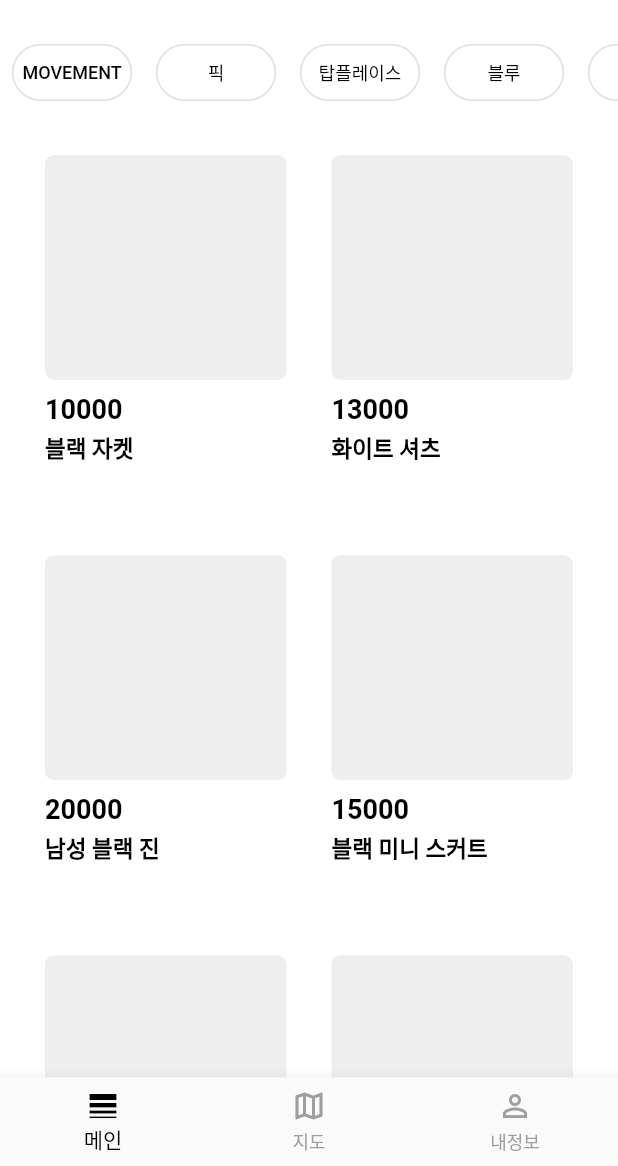
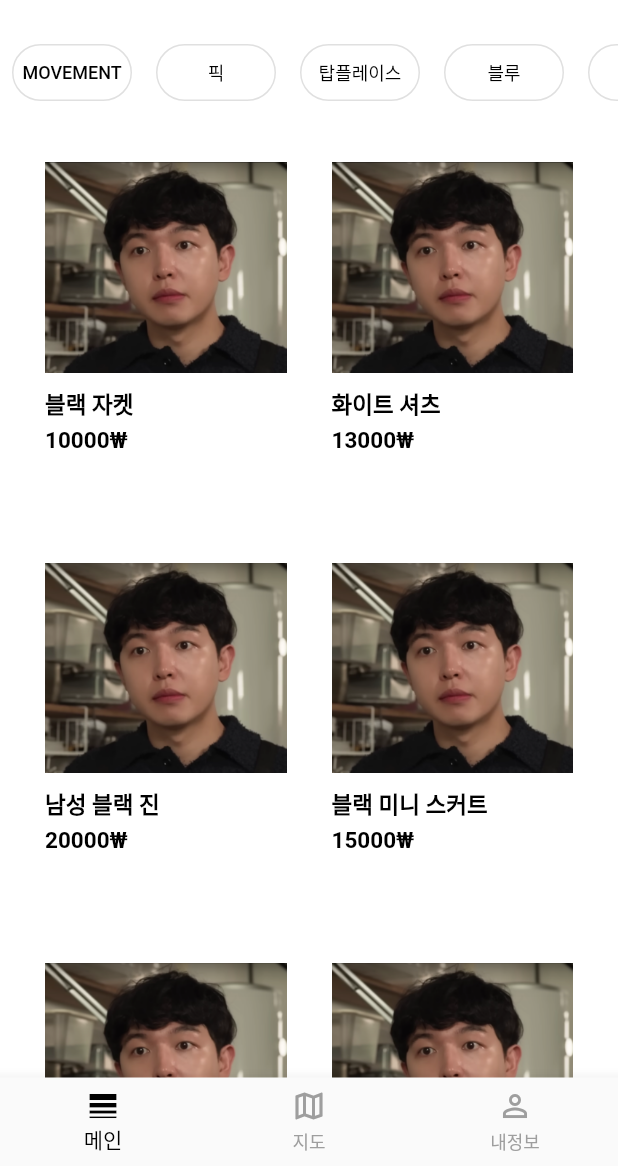
Before and after one commit to TypiDoyun/stac-offline, a Flutter app: the screen it shows after launch, on a phone screen of 412 x 824 dp, the part 70-1236 px from its top. Run offline on Flutter 3.47's test engine with Material 2 defaults, Android fonts, the light colour scheme and no system bars; our stand-ins replace image_picker.

Commit message:
Feat: 메인 리스트 아이템 위젯 생성

```diff
--- /dev/null
+++ b/lib/MainListItem.dart
@@ -0,0 +1,58 @@
+
+
+import 'package:flutter/cupertino.dart';
+import 'package:flutter/material.dart';
+
+class MainItemList extends StatelessWidget {
+  final String clothes_name;
+  final int clothes_price;
+  final Image clothes_images;
+
+  const MainItemList(
+      {Key? key, required this.clothes_name, required this.clothes_price, required this.clothes_images, })
+      : super(key: key);
+
+  @override
+  Widget build(BuildContext context) {
+    return ElevatedButton(
+      onPressed: () {},
+      style: ElevatedButton.styleFrom(
+        padding: EdgeInsets.zero,
+        backgroundColor: Colors.black.withOpacity(0),
+        shadowColor: Colors.white.withOpacity(0),
+      ),
+      child: Column(
+        children: [
+          Container(height: 150, width: 300,
+            child: clothes_images,
+            ),
+          const SizedBox(height: 5,),
+          Align(
+            alignment: const FractionalOffset(0,0),
+            child: Column(
+              crossAxisAlignment: CrossAxisAlignment.start,
+              children: [
+                Text(clothes_name,
+                  style: const TextStyle(
+                      fontSize: 15,
+                      color: Colors.black,
+                      fontWeight: FontWeight.w700
+                  ),
+                ),
+                const SizedBox(height: 4,),
+                Text("$clothes_price₩",
+                  maxLines: 2,
+                  overflow: TextOverflow.ellipsis,
+                  style: const TextStyle(
+                    color: Colors.black,
+                    fontWeight: FontWeight.w700,
+                    fontSize: 15,
+                  ),
+                ),
+              ],
+            ),
+          ),
+        ],
+      ));
+  }
+}
--- a/lib/MainPage.dart
+++ b/lib/MainPage.dart
@@ -1,5 +1,6 @@
 import 'package:flutter/material.dart';
-import 'package:offline/Widgets/SearchBar.dart';
+import 'package:offline/MainListItem.dart';
+
 
 class MainPage extends StatefulWidget {
   const MainPage({super.key});
@@ -21,14 +22,14 @@ class MainPageState extends State<MainPage> {
     "TOMATH 블랙 반팔티",
 ];
   var item_priceList = [
-    "10000",
-    "13000",
-    "20000",
-    "15000",
-    "30000",
-    "20000",
-    "30000",
-    "20000",
+    10000,
+    13000,
+    20000,
+    15000,
+    30000,
+    20000,
+    30000,
+    20000,
   ];
 
   @override
@@ -64,50 +65,7 @@ class MainPageState extends State<MainPage> {
                 ),
                 delegate: SliverChildBuilderDelegate(
                       (BuildContext context, int index) {
-                    return ElevatedButton(
-                      onPressed: () {},
-                      style: ElevatedButton.styleFrom(
-                        padding: EdgeInsets.zero,
-                        backgroundColor: Colors.black.withOpacity(0),
-                        shadowColor: Colors.white.withOpacity(0),
-                      ),
-                      child: Column(
-                        children: [
-                          Container(height: 150, width: 300,
-                            decoration: BoxDecoration(
-                              color: Colors.grey.shade200,
-                              borderRadius: BorderRadius.circular(6),
-                            ),
-                          ),
-                          const SizedBox(height: 9,),
-                          Align(
-                            alignment: const FractionalOffset(0,0),
-                            child: Column(
-                              crossAxisAlignment: CrossAxisAlignment.start,
-                              children: [
-                                Text(item_priceList[index],
-                                  style: const TextStyle(
-                                    fontSize: 18,
-                                    color: Colors.black,
-                                    fontWeight: FontWeight.w700
-                                  ),
-                                ),
-                                const SizedBox(height: 4,),
-                                Text(item_titleList[index],
-                                  maxLines: 2,
-                                  overflow: TextOverflow.ellipsis,
-                                  style: const TextStyle(
-                                    color: Colors.black,
-                                    fontWeight: FontWeight.w700,
-                                    fontSize: 15,
-                                  ),
-                                ),
-                              ],
-                            ),
-                          ),
-                        ],
-                      ),
-                    );
+                    return MainItemList(clothes_name: item_titleList[index], clothes_price: item_priceList[index], clothes_images: Image.asset('assets/images/test.png'));
                   },
                   childCount: item_titleList.length, // 전체 아이템 개수
                 ),
--- a/lib/Widgets/SearchBar.dart
+++ b/lib/Widgets/SearchBar.dart
@@ -1,5 +1,4 @@
 import 'package:flutter/material.dart';
-import 'package:offline/Widgets/TextInput.dart';
 
 class Search extends StatelessWidget {
   final TextEditingController search = TextEditingController();
--- a/pubspec.yaml
+++ b/pubspec.yaml
@@ -30,6 +30,7 @@ environment:
 dependencies:
   flutter:
     sdk: flutter
+  image_picker: ^0.8.6
 
 
 
@@ -62,7 +63,8 @@ flutter:
   uses-material-design: true
 
   # To add assets to your application, add an assets section, like this:
-  # assets:
+  assets:
+    - assets/images/test.png
 
   #   - images/a_dot_burr.jpeg
   #   - images/a_dot_ham.jpeg
```
Also changed, not shown: lib/ClothesUpload.dart (+77 -5 lines), lib/UserPage.dart (+8 -8 lines), assets/images/test.png (added), lib/assets/images/Testlogo.png (deleted), pubspec.lock, 7 other files.
